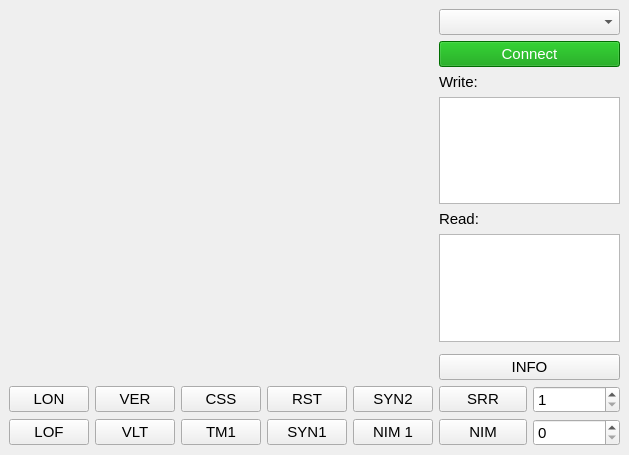
Old version of the form ocounter.ui in the repository eugenezador/OCounter.
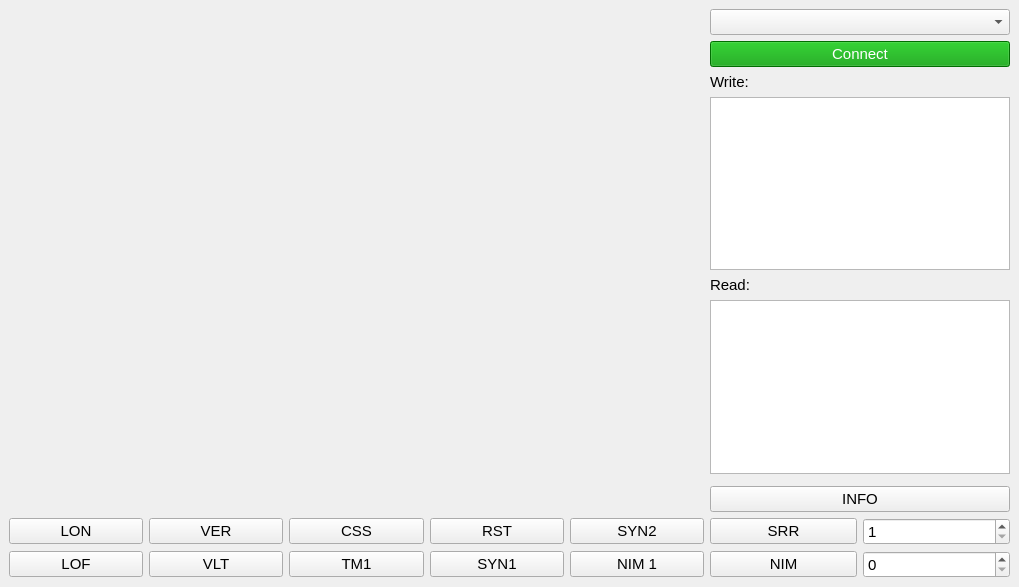
New version of the form. Custom widgets are drawn as their Qt base class.

The edit to the form file:
```diff
--- a/ocounter.ui
+++ b/ocounter.ui
@@ -6,8 +6,8 @@
    <rect>
     <x>0</x>
     <y>0</y>
-    <width>629</width>
-    <height>455</height>
+    <width>1019</width>
+    <height>587</height>
    </rect>
   </property>
   <property name="windowTitle">
@@ -33,6 +33,7 @@
       <property name="font">
        <font>
         <pointsize>11</pointsize>
+        <weight>50</weight>
         <bold>false</bold>
        </font>
       </property>
```
